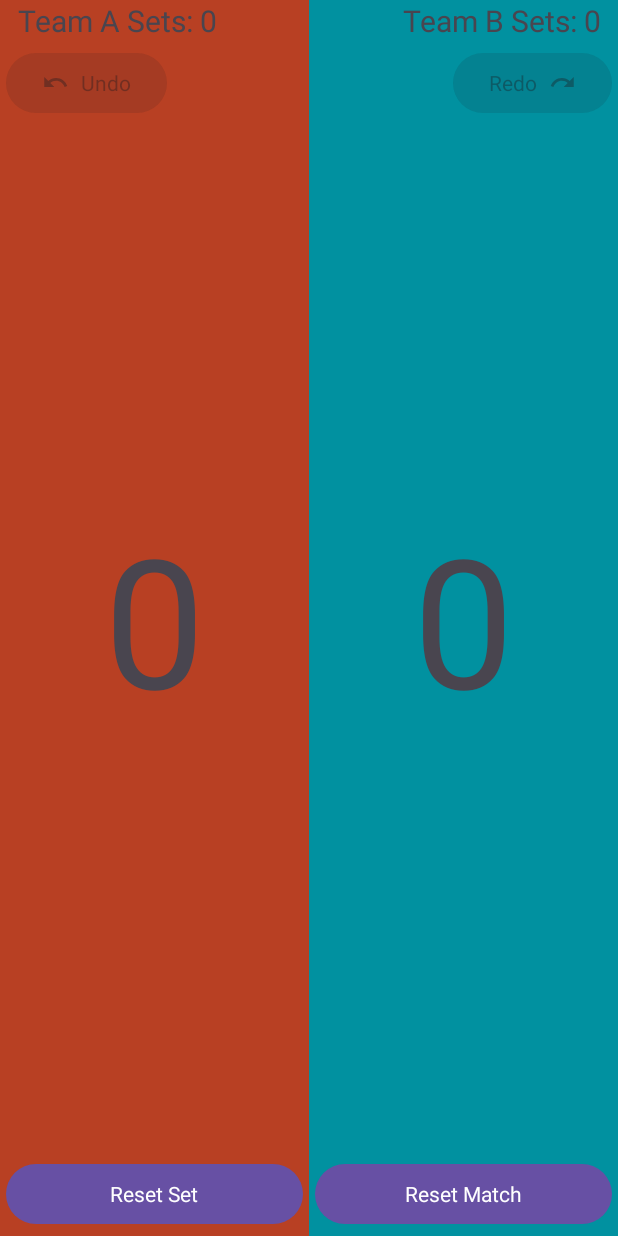
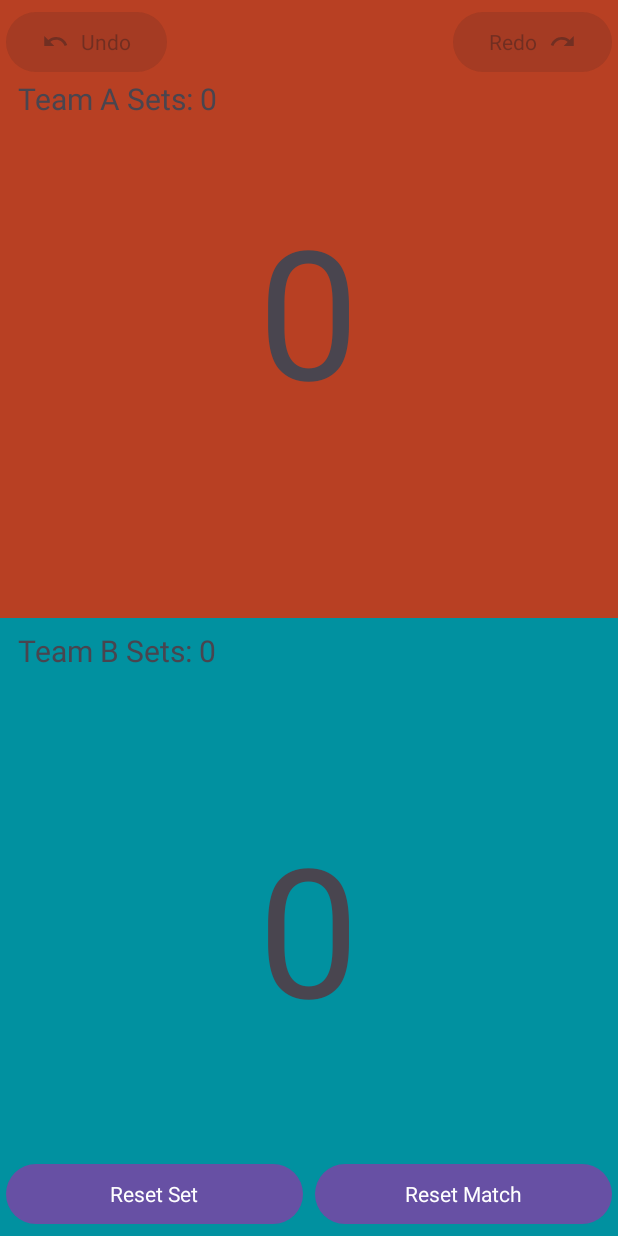
Before and after one commit to svahidhoss/volleyball-scoreboard, an Android app: the screen it shows after launch (MainActivity), on a phone screen of 412 x 824 dp. Run offline under Robolectric (Android 15) with nearby library versions, the phone set to English and light mode, and no system bars.

Commit message:
Stacks the team halves in portrait and keeps them side by side in landscape.

```diff
--- a/app/src/main/java/com/vahossmedia/android/scoreboard/MainActivity.kt
+++ b/app/src/main/java/com/vahossmedia/android/scoreboard/MainActivity.kt
@@ -103,7 +103,8 @@ class MainActivity : AppCompatActivity() {
 
     /**
      * The team colours run edge to edge; this keeps the set labels and buttons clear of the
-     * system bars and the display cutout.
+     * system bars and the display cutout. Works for both the portrait and landscape layouts:
+     * the top controls hang from guideline_top, which is moved below the status bar.
      */
     private fun applyWindowInsets() {
         val labelPadding = (12 * resources.displayMetrics.density).roundToInt()
@@ -113,11 +114,12 @@ class MainActivity : AppCompatActivity() {
             val insets = windowInsets.getInsets(
                 WindowInsetsCompat.Type.systemBars() or WindowInsetsCompat.Type.displayCutout()
             )
+            binding.guidelineTop.setGuidelineBegin(insets.top)
             binding.textviewTeamASets.updatePadding(
-                left = labelPadding + insets.left, top = insets.top, right = labelPadding
+                left = labelPadding + insets.left, right = labelPadding + insets.right
             )
             binding.textviewTeamBSets.updatePadding(
-                left = labelPadding, top = insets.top, right = labelPadding + insets.right
+                left = labelPadding + insets.left, right = labelPadding + insets.right
             )
             binding.buttonUndo.updateLayoutParams<ViewGroup.MarginLayoutParams> {
                 leftMargin = buttonMargin + insets.left
--- /dev/null
+++ b/app/src/main/res/layout-land/activity_main.xml
@@ -0,0 +1,168 @@
+<?xml version="1.0" encoding="utf-8"?>
+<!-- Landscape: the two teams side by side. Portrait stacks them (layout/activity_main.xml). -->
+<androidx.constraintlayout.widget.ConstraintLayout xmlns:android="http://schemas.android.com/apk/res/android"
+    xmlns:app="http://schemas.android.com/apk/res-auto"
+    xmlns:tools="http://schemas.android.com/tools"
+    android:layout_width="match_parent"
+    android:layout_height="match_parent">
+
+    <!-- Scoreboard: fills the whole screen, behind the system bars (edge-to-edge).
+         Declared first so the labels and buttons below draw on top of it. -->
+    <LinearLayout
+        android:id="@+id/scoreboard_area"
+        android:layout_width="match_parent"
+        android:layout_height="0dp"
+        android:baselineAligned="false"
+        android:orientation="horizontal"
+        app:layout_constraintBottom_toBottomOf="parent"
+        app:layout_constraintEnd_toEndOf="parent"
+        app:layout_constraintStart_toStartOf="parent"
+        app:layout_constraintTop_toTopOf="parent">
+
+        <!-- Team A Score -->
+        <LinearLayout
+            android:id="@+id/team_a_score_area"
+            android:layout_width="0dp"
+            android:layout_height="match_parent"
+            android:layout_weight="1"
+            android:background="#B84023"
+            android:gravity="center"
+            android:orientation="vertical">
+
+            <TextView
+                android:id="@+id/textview_team_a_score"
+                android:layout_width="wrap_content"
+                android:layout_height="wrap_content"
+                android:text="0"
+                android:textSize="120sp"
+                tools:text="0" />
+
+        </LinearLayout>
+
+        <!-- Team B Score -->
+        <LinearLayout
+            android:id="@+id/team_b_score_area"
+            android:layout_width="0dp"
+            android:layout_height="match_parent"
+            android:layout_weight="1"
+            android:background="#0191A0"
+            android:gravity="center"
+            android:orientation="vertical">
+
+            <TextView
+                android:id="@+id/textview_team_b_score"
+                android:layout_width="wrap_content"
+                android:layout_height="wrap_content"
+                android:text="0"
+                android:textSize="120sp"
+                tools:text="0" />
+
+        </LinearLayout>
+
+    </LinearLayout>
+
+    <!-- Bottom edge of the status bar; set in code from the window insets -->
+    <androidx.constraintlayout.widget.Guideline
+        android:id="@+id/guideline_top"
+        android:layout_width="wrap_content"
+        android:layout_height="wrap_content"
+        android:orientation="horizontal"
+        app:layout_constraintGuide_begin="0dp" />
+
+    <!-- Top Section: Team Names and Sets Won -->
+    <TextView
+        android:id="@+id/textview_team_a_sets"
+        android:layout_width="0dp"
+        android:layout_height="wrap_content"
+        android:text="Team A Sets: 0"
+        android:textSize="20sp"
+        app:layout_constraintEnd_toStartOf="@+id/textview_team_b_sets"
+        app:layout_constraintStart_toStartOf="parent"
+        app:layout_constraintTop_toBottomOf="@+id/guideline_top"
+        app:layout_constraintWidth_percent="0.5" />
+
+    <TextView
+        android:id="@+id/textview_team_b_sets"
+        android:layout_width="0dp"
+        android:layout_height="wrap_content"
+        android:text="Team B Sets: 0"
+        android:textAlignment="textEnd"
+        android:textSize="20sp"
+        app:layout_constraintEnd_toEndOf="parent"
+        app:layout_constraintStart_toEndOf="@+id/textview_team_a_sets"
+        app:layout_constraintTop_toBottomOf="@+id/guideline_top"
+        app:layout_constraintWidth_percent="0.5" />
+
+    <Button
+        android:id="@+id/button_undo"
+        style="?android:attr/buttonBarStyle"
+        android:layout_width="0dp"
+        android:layout_height="wrap_content"
+        android:layout_margin="4dp"
+        android:layout_weight="1"
+        android:text="@string/undo"
+        app:icon="@drawable/undo"
+        app:iconGravity="start"
+        app:layout_constraintStart_toStartOf="parent"
+        app:layout_constraintTop_toBottomOf="@+id/textview_team_a_sets" />
+
+    <Button
+        android:id="@+id/button_redo"
+        style="?android:attr/buttonBarStyle"
+        android:layout_width="0dp"
+        android:layout_height="wrap_content"
+        android:layout_margin="4dp"
+        android:layout_weight="1"
+        android:text="@string/redo"
+        app:icon="@drawable/redo"
+        app:iconGravity="end"
+        app:layout_constraintEnd_toEndOf="parent"
+        app:layout_constraintTop_toBottomOf="@+id/textview_team_a_sets" />
+
+    <TextView
+        android:id="@+id/textview_winner"
+        android:layout_width="wrap_content"
+        android:layout_height="wrap_content"
+        android:gravity="center"
+        android:padding="8dp"
+        tools:text="Winner:\nTeam A!"
+        android:textColor="@android:color/holo_green_dark"
+        android:textSize="24sp"
+        android:textStyle="bold"
+        android:visibility="gone"
+        app:layout_constraintEnd_toStartOf="@+id/button_redo"
+        app:layout_constraintStart_toEndOf="@+id/button_undo"
+        app:layout_constraintTop_toBottomOf="@+id/textview_team_a_sets"
+        tools:visibility="visible" />
+
+    <!-- Bottom Section: Reset Buttons -->
+    <LinearLayout
+        android:id="@+id/reset_buttons_area"
+        android:layout_width="match_parent"
+        android:layout_height="wrap_content"
+        android:orientation="horizontal"
+        app:layout_constraintBottom_toBottomOf="parent"
+        app:layout_constraintEnd_toEndOf="parent"
+        app:layout_constraintStart_toStartOf="parent">
+
+        <Button
+            android:id="@+id/button_reset_set"
+            style="?android:attr/buttonBarStyle"
+            android:layout_width="0dp"
+            android:layout_height="wrap_content"
+            android:layout_margin="4dp"
+            android:layout_weight="1"
+            android:text="@string/reset_set" />
+
+        <Button
+            android:id="@+id/button_reset_match"
+            style="?android:attr/buttonBarStyle"
+            android:layout_width="0dp"
+            android:layout_height="wrap_content"
+            android:layout_margin="4dp"
+            android:layout_weight="1"
+            android:text="@string/reset_match" />
+
+    </LinearLayout>
+
+</androidx.constraintlayout.widget.ConstraintLayout>
--- a/app/src/main/res/layout/activity_main.xml
+++ b/app/src/main/res/layout/activity_main.xml
@@ -1,4 +1,5 @@
 <?xml version="1.0" encoding="utf-8"?>
+<!-- Portrait: Team A on top, Team B below. Landscape puts them side by side (layout-land/). -->
 <androidx.constraintlayout.widget.ConstraintLayout xmlns:android="http://schemas.android.com/apk/res/android"
     xmlns:app="http://schemas.android.com/apk/res-auto"
     xmlns:tools="http://schemas.android.com/tools"
@@ -11,8 +12,7 @@
         android:id="@+id/scoreboard_area"
         android:layout_width="match_parent"
         android:layout_height="0dp"
-        android:baselineAligned="false"
-        android:orientation="horizontal"
+        android:orientation="vertical"
         app:layout_constraintBottom_toBottomOf="parent"
         app:layout_constraintEnd_toEndOf="parent"
         app:layout_constraintStart_toStartOf="parent"
@@ -21,8 +21,8 @@
         <!-- Team A Score -->
         <LinearLayout
             android:id="@+id/team_a_score_area"
-            android:layout_width="0dp"
-            android:layout_height="match_parent"
+            android:layout_width="match_parent"
+            android:layout_height="0dp"
             android:layout_weight="1"
             android:background="#B84023"
             android:gravity="center"
@@ -41,8 +41,8 @@
         <!-- Team B Score -->
         <LinearLayout
             android:id="@+id/team_b_score_area"
-            android:layout_width="0dp"
-            android:layout_height="match_parent"
+            android:layout_width="match_parent"
+            android:layout_height="0dp"
             android:layout_weight="1"
             android:background="#0191A0"
             android:gravity="center"
@@ -60,30 +60,23 @@
 
     </LinearLayout>
 
-    <!-- Top Section: Team Names and Sets Won (top padding for the status bar is set in code) -->
-    <TextView
-        android:id="@+id/textview_team_a_sets"
-        android:layout_width="0dp"
+    <!-- Bottom edge of the status bar; set in code from the window insets -->
+    <androidx.constraintlayout.widget.Guideline
+        android:id="@+id/guideline_top"
+        android:layout_width="wrap_content"
         android:layout_height="wrap_content"
-        android:text="Team A Sets: 0"
-        android:textSize="20sp"
-        app:layout_constraintEnd_toStartOf="@+id/textview_team_b_sets"
-        app:layout_constraintStart_toStartOf="parent"
-        app:layout_constraintTop_toTopOf="parent"
-        app:layout_constraintWidth_percent="0.5" />
+        android:orientation="horizontal"
+        app:layout_constraintGuide_begin="0dp" />
 
-    <TextView
-        android:id="@+id/textview_team_b_sets"
-        android:layout_width="0dp"
+    <!-- Where Team A's half ends and Team B's begins -->
+    <androidx.constraintlayout.widget.Guideline
+        android:id="@+id/guideline_middle"
+        android:layout_width="wrap_content"
         android:layout_height="wrap_content"
-        android:text="Team B Sets: 0"
-        android:textAlignment="textEnd"
-        android:textSize="20sp"
-        app:layout_constraintEnd_toEndOf="parent"
-        app:layout_constraintStart_toEndOf="@+id/textview_team_a_sets"
-        app:layout_constraintTop_toTopOf="parent"
-        app:layout_constraintWidth_percent="0.5" />
+        android:orientation="horizontal"
+        app:layout_constraintGuide_percent="0.5" />
 
+    <!-- Top Section: Undo / Redo and the winner message -->
     <Button
         android:id="@+id/button_undo"
         style="?android:attr/buttonBarStyle"
@@ -95,7 +88,7 @@
         app:icon="@drawable/undo"
         app:iconGravity="start"
         app:layout_constraintStart_toStartOf="parent"
-        app:layout_constraintTop_toBottomOf="@+id/textview_team_a_sets" />
+        app:layout_constraintTop_toBottomOf="@+id/guideline_top" />
 
     <Button
         android:id="@+id/button_redo"
@@ -108,7 +101,7 @@
         app:icon="@drawable/redo"
         app:iconGravity="end"
         app:layout_constraintEnd_toEndOf="parent"
-        app:layout_constraintTop_toBottomOf="@+id/textview_team_a_sets" />
+        app:layout_constraintTop_toBottomOf="@+id/guideline_top" />
 
     <TextView
         android:id="@+id/textview_winner"
@@ -123,8 +116,39 @@
         android:visibility="gone"
         app:layout_constraintEnd_toStartOf="@+id/button_redo"
         app:layout_constraintStart_toEndOf="@+id/button_undo"
-        app:layout_constraintTop_toBottomOf="@+id/textview_team_a_sets"
+        app:layout_constraintTop_toBottomOf="@+id/guideline_top"
         tools:visibility="visible" />
+
+    <!-- Below whichever is taller: the buttons, or the winner message when it's shown -->
+    <androidx.constraintlayout.widget.Barrier
+        android:id="@+id/barrier_top_controls"
+        android:layout_width="wrap_content"
+        android:layout_height="wrap_content"
+        app:barrierAllowsGoneWidgets="false"
+        app:barrierDirection="bottom"
+        app:constraint_referenced_ids="button_undo,button_redo,textview_winner" />
+
+    <!-- Each team's sets, inside its own half -->
+    <TextView
+        android:id="@+id/textview_team_a_sets"
+        android:layout_width="0dp"
+        android:layout_height="wrap_content"
+        android:text="Team A Sets: 0"
+        android:textSize="20sp"
+        app:layout_constraintEnd_toEndOf="parent"
+        app:layout_constraintStart_toStartOf="parent"
+        app:layout_constraintTop_toBottomOf="@+id/barrier_top_controls" />
+
+    <TextView
+        android:id="@+id/textview_team_b_sets"
+        android:layout_width="0dp"
+        android:layout_height="wrap_content"
+        android:paddingTop="8dp"
+        android:text="Team B Sets: 0"
+        android:textSize="20sp"
+        app:layout_constraintEnd_toEndOf="parent"
+        app:layout_constraintStart_toStartOf="parent"
+        app:layout_constraintTop_toBottomOf="@+id/guideline_middle" />
 
     <!-- Bottom Section: Reset Buttons -->
     <LinearLayout
```
